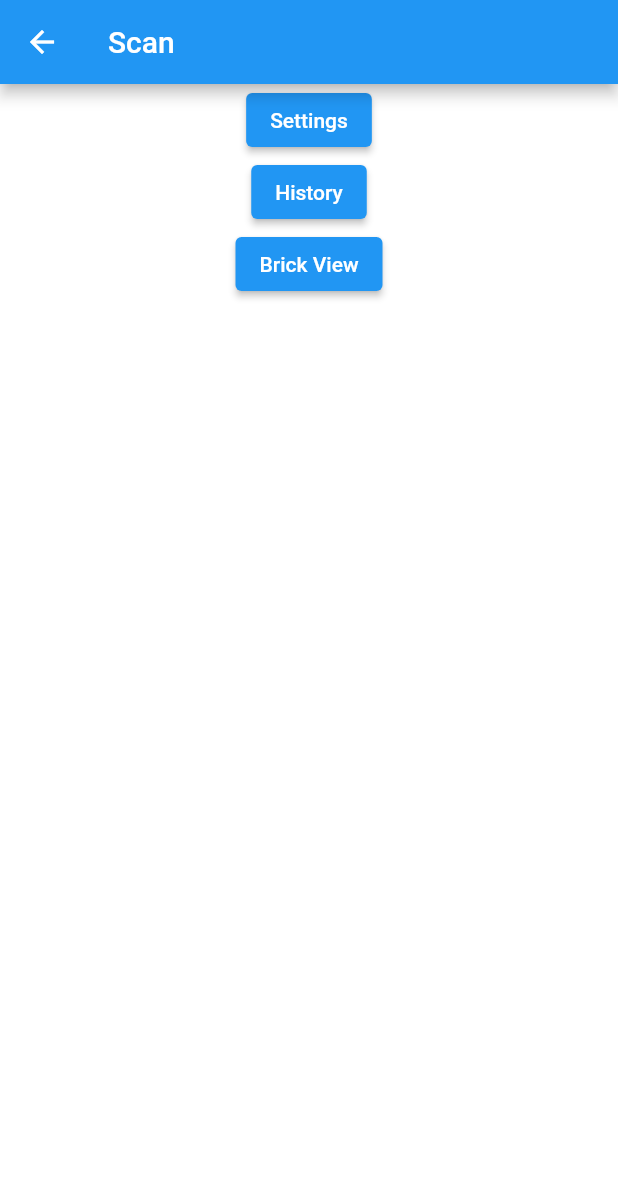
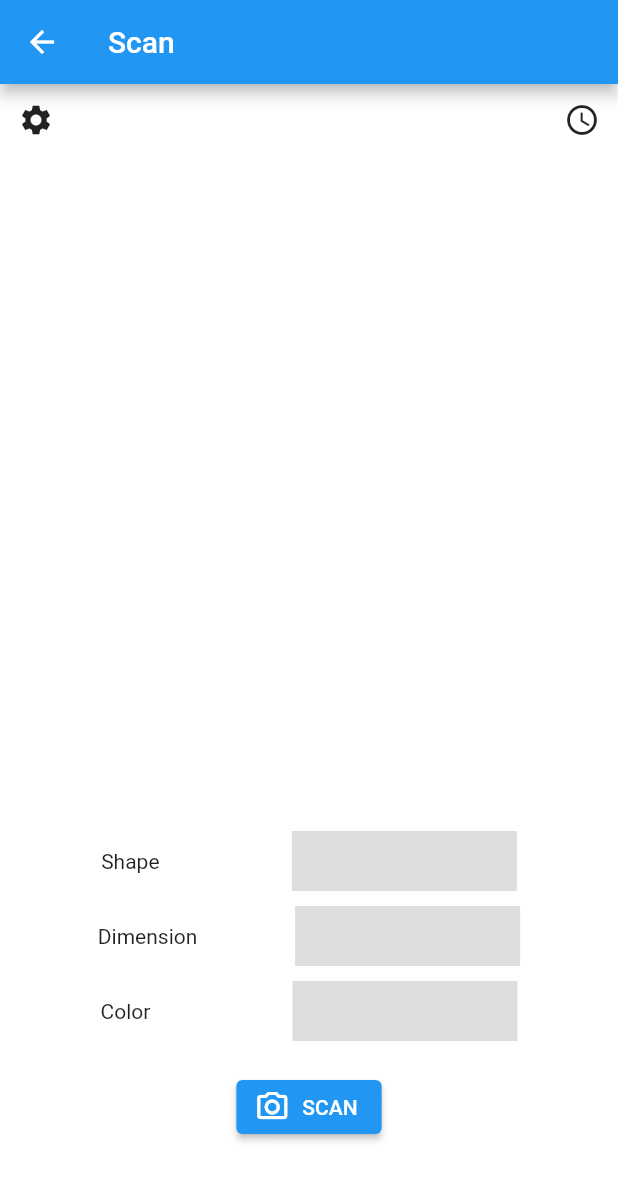
Before and after one commit to Manuel-Aragon/BrixColorFinder, a Flutter app: the ScanPage screen opened directly, on a phone screen of 412 x 824 dp. Shown: the top 1181 px of the screen. Run offline on Flutter 3.47's test engine with Material 2 defaults, Android fonts, the light colour scheme and no system bars; our stand-ins replace camera, firebase_auth, firebase_core; missing offline and left inert: firebase_ml_model_downloader, tflite; accounts and stored records are empty.

Commit message:
Update temp_scan.dart
scan page update

```diff
--- a/lib/temp_scan.dart
+++ b/lib/temp_scan.dart
@@ -19,30 +19,33 @@ class _ScanPageState extends State<ScanPage> {
       appBar: AppBar(
         title: const Text("Scan"),
       ),
-     body:  Center(
+    /* body:  Center(
         // Center is a layout widget. It takes a single child and positions it
         // in the middle of the parent.
               child: Column(
                 children: <Widget>[
-                  ElevatedButton( //settings
-                    child: const Text('Settings'),
+                  IconButton(
+                  //ElevatedButton( //settings
+                    //child: const Text('Setting'),
                       onPressed: () {
                          Navigator.push(
                           context,
                           MaterialPageRoute(builder: (context) => const SettingsPage()),
                           );
                         },
+                        icon: Icon(Icons.settings),
                   ),
-                  ElevatedButton( //brick view
-                    child: const Text('History'),
+                  IconButton( //brick view
+                    //child: const Text('History'),
                       onPressed: () {
                          Navigator.push(
                           context,
                           MaterialPageRoute(builder: (context) => const HistoryPage()),
                           );
                         },
+                        icon: Icon(Icons.access_time),
                   ),
-                  ElevatedButton( //brick view
+                 /* ElevatedButton( //brick view
                     child: const Text('Brick View'),
                       onPressed: () {
                          Navigator.push(
@@ -50,10 +53,139 @@ class _ScanPageState extends State<ScanPage> {
                           MaterialPageRoute(builder: (context) => const BrickView()),
                           );
                         },
-                  ),
+                  ),*/
+                  ElevatedButton.icon(
+                    onPressed: (){},
+                    icon: Icon(Icons.camera_alt_outlined),
+                    label: Text('SCAN'),
+                    ),
                 ],
               ),
-      ),
+      ),*/
+
+      /*body: Row(
+        mainAxisAlignment: MainAxisAlignment.spaceBetween,
+        children: [
+          IconButton(
+                   onPressed: () {
+                      Navigator.push(
+                      context,
+                      MaterialPageRoute(builder: (context) => const SettingsPage()),
+                      );
+                    },
+                    icon: Icon(Icons.settings),
+                  ),
+                  IconButton(
+                      onPressed: () {
+                         Navigator.push(
+                          context,
+                          MaterialPageRoute(builder: (context) => const HistoryPage()),
+                          );
+                        },
+                        icon: Icon(Icons.access_time),
+                  ),
+        ],
+      ),*/
+
+
+     /* Align(
+        alignment: Alignment.bottomCenter,
+        child: ElevatedButton.icon(
+                    onPressed: (){},
+                    icon: Icon(Icons.camera_alt_outlined),
+                    label: Text('SCAN'),
+                    ),
+                    child:widget
+            ),
+
+            */
+
+
+    body: Column(
+      children: [
+          Row(
+            mainAxisAlignment: MainAxisAlignment.spaceBetween,
+            children: [
+            IconButton(
+                   onPressed: () {
+                      Navigator.push(
+                      context,
+                      MaterialPageRoute(builder: (context) => const SettingsPage()),
+                      );
+                    },
+                    icon: Icon(Icons.settings),
+                  ),
+            IconButton(
+                      onPressed: () {
+                         Navigator.push(
+                          context,
+                          MaterialPageRoute(builder: (context) => const HistoryPage()),
+                          );
+                        },
+                        icon: Icon(Icons.access_time),
+                  ),
+              ],
+            ),
+        SizedBox(height: 450),
+
+         Column(
+          //mainAxisAlignment: MainAxisAlignment.spaceAround,
+           children: [
+           Row(
+            mainAxisAlignment: MainAxisAlignment.spaceEvenly,
+            children: [
+              Text('Shape      '),
+              SizedBox(
+                width: 150,
+                height: 40,
+                child: const DecoratedBox(
+                  decoration: const BoxDecoration(
+                      color: Color.fromARGB(255, 221, 221, 221)),
+                ),
+              ),
+            ],
+          ),
+          SizedBox(height:10),
+        Row(
+            mainAxisAlignment: MainAxisAlignment.spaceEvenly,
+            children: [
+              Text('Dimension'),
+              SizedBox(
+                width: 150,
+                height: 40,
+                child: const DecoratedBox(
+                  decoration: const BoxDecoration(
+                      color: Color.fromARGB(255, 221, 221, 221)),
+                ),
+              ),
+            ],
+          ),
+          SizedBox(height:10),
+          Row(
+            mainAxisAlignment: MainAxisAlignment.spaceEvenly,
+            children: [
+              Text('Color        '),
+              SizedBox(
+                width: 150,
+                height: 40,
+                child: const DecoratedBox(
+                  decoration: const BoxDecoration(
+                      color: Color.fromARGB(255, 221, 221, 221)),
+                ),
+              ),
+            ],
+          ),
+          ],
+        ),
+       SizedBox(height:20),
+        ElevatedButton.icon(
+                    onPressed: (){},
+                    icon: Icon(Icons.camera_alt_outlined),
+                    label: Text('SCAN'),
+                    ),
+      ],
+    ),
+
     );
   }
 }
```
